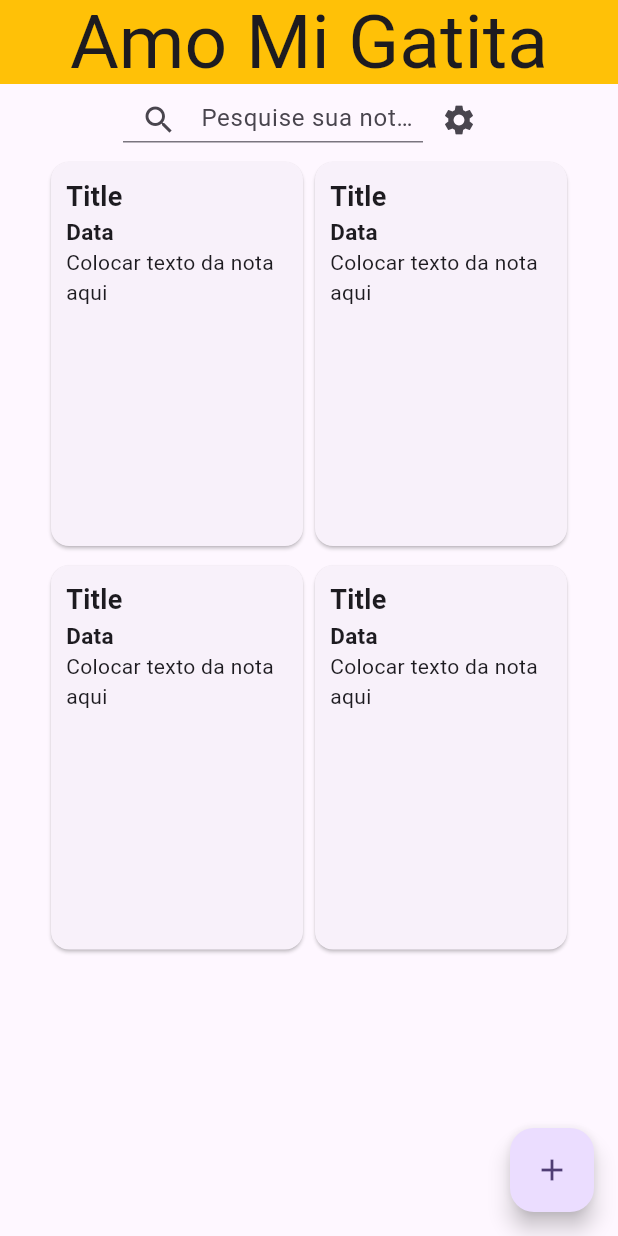
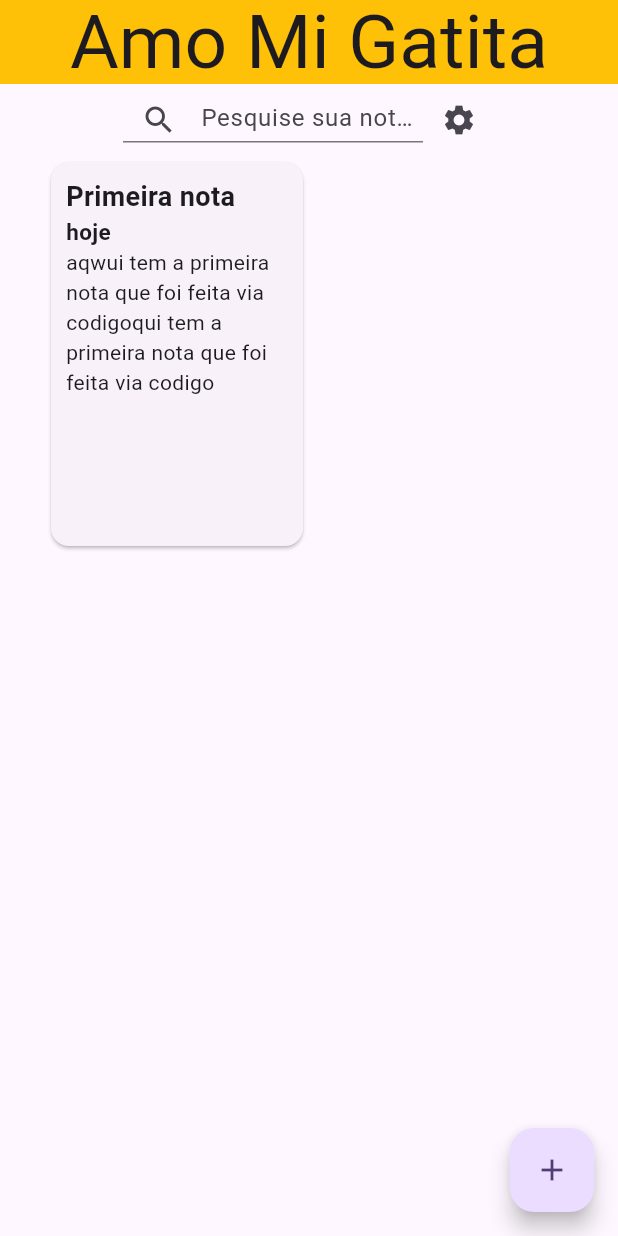
Before and after one commit to Andravi/note_app, a Flutter app: the screen it shows after launch, on a phone screen of 412 x 824 dp. Run offline on Flutter 3.47's test engine with Material 2 defaults, Android fonts, the phone set to English and light mode, and no system bars.

```diff
--- /dev/null
+++ b/lib/Repositories/note_repository.dart
@@ -0,0 +1,12 @@
+import 'package:flutter_application_1/Model/note_model.dart';
+
+class NotasRepository {
+  static List<Note> notas = [
+    Note(
+      titulo: 'Primeira nota',
+      corpo: 'aqwui tem a primeira nota que foi feita via codigoqui tem a primeira nota que foi feita via codigo',
+      data: 'hoje',
+      cor: 'rosa',
+    ),
+  ];
+}
--- a/lib/main.dart
+++ b/lib/main.dart
@@ -1,5 +1,6 @@
 import 'package:flutter/material.dart';
 import 'package:flutter_application_1/Model/note_model.dart';
+import 'package:flutter_application_1/Repositories/note_repository.dart';
 
 void main() {
   runApp(const MyApp());
@@ -42,7 +43,7 @@ class MyHomePage extends StatefulWidget {
 }
 
 class _MyHomePageState extends State<MyHomePage> {
-  late List<Note> notas;
+  List<Note> notas = NotasRepository.notas;
 
   @override
   Widget build(BuildContext context) {
@@ -84,7 +85,7 @@ class _MyHomePageState extends State<MyHomePage> {
           child: GridView.builder(
             shrinkWrap: true,
             padding: const EdgeInsets.symmetric(horizontal: 30),
-            itemCount: 4,
+            itemCount: notas.length,
             itemBuilder: (ctx, i) {
               return Card(
                 child: Container(
@@ -92,14 +93,14 @@ class _MyHomePageState extends State<MyHomePage> {
                   decoration: BoxDecoration(borderRadius: BorderRadius.circular(20)),
                   margin: const EdgeInsets.all(5),
                   padding: const EdgeInsets.all(5),
-                  child: const Stack(
+                  child: Stack(
                     children: [
                       Column(
                         crossAxisAlignment: CrossAxisAlignment.stretch,
                         children: [
                           Text(
-                            'Title',
-                            style: TextStyle(
+                            notas[i].titulo,
+                            style: const TextStyle(
                               fontSize: 18,
                               fontWeight: FontWeight.bold,
                             ),
@@ -107,15 +108,15 @@ class _MyHomePageState extends State<MyHomePage> {
                           Row(
                             children: [
                               Text(
-                                'Data',
-                                style: TextStyle(
+                                notas[i].data,
+                                style: const TextStyle(
                                   fontWeight: FontWeight.bold,
                                   fontSize: 15,
                                 ),
                               ),
                             ],
                           ),
-                          Expanded(child: Text('Colocar texto da nota aqui')),
+                          Expanded(child: Text(notas[i].corpo)),
                         ],
                       ),
                     ],
@@ -133,7 +134,9 @@ class _MyHomePageState extends State<MyHomePage> {
         ),
       ]),
       floatingActionButton: FloatingActionButton(
-        onPressed: () {},
+        onPressed: () {
+          setState(() {});
+        },
         tooltip: 'Increment',
         child: const Icon(Icons.add),
       ),
```
